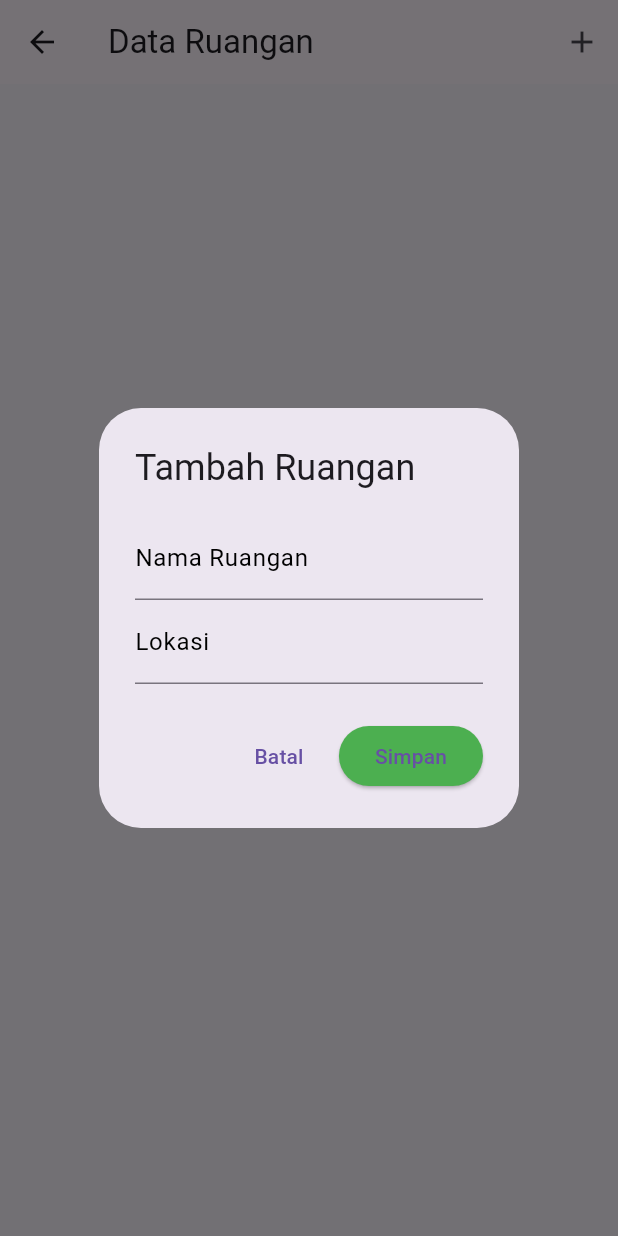
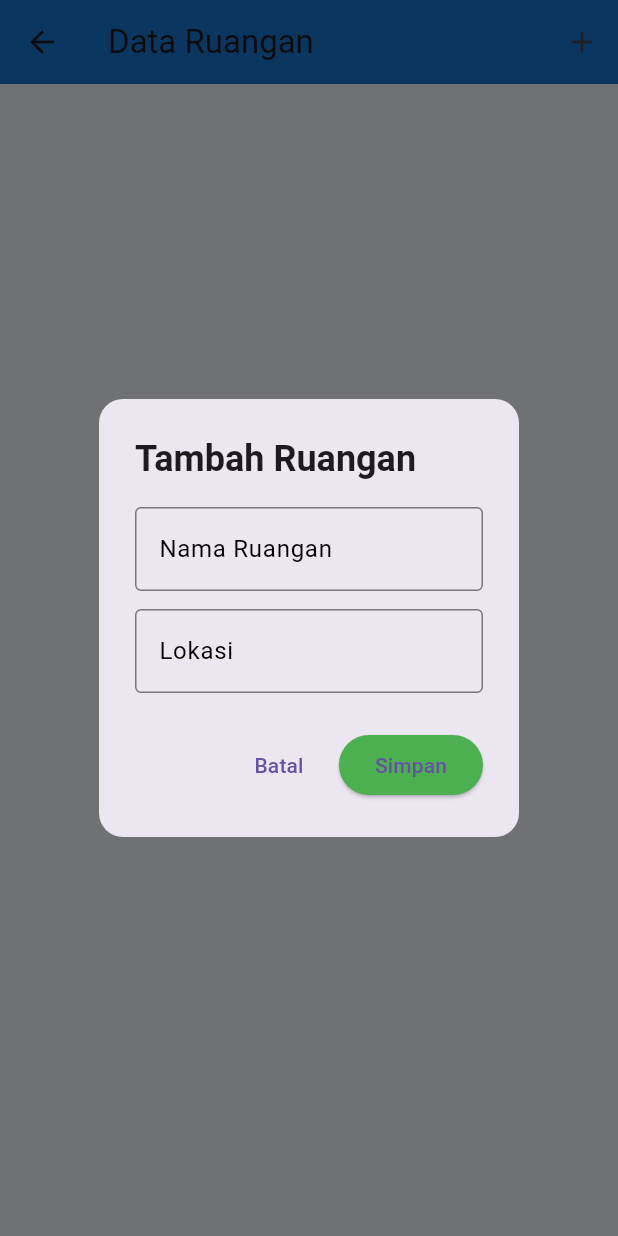
Before and after one commit to mutiadea29/hama-baru, a Flutter app: the AdminRuanganPage screen opened directly, after a tap on the "add" icon, on a phone screen of 412 x 824 dp. Run offline on Flutter 3.47's test engine with Material 3 defaults, Android fonts, the phone set to English and light mode, and no system bars; our stand-ins replace cloud_firestore, firebase_auth, firebase_core; accounts and stored records are empty.

Commit message:
ubah ruangan page

```diff
--- a/lib/screens/admin/admin_ruangan_page.dart
+++ b/lib/screens/admin/admin_ruangan_page.dart
@@ -7,7 +7,6 @@ class AdminRuanganPage extends StatelessWidget {
   void hapusRuangan(String id) {
     FirebaseFirestore.instance.collection('ruangan').doc(id).delete();
   }
-
 
   void showForm(BuildContext context, {DocumentSnapshot? ruangan}) {
     final namaController = TextEditingController(
@@ -19,21 +18,35 @@ class AdminRuanganPage extends StatelessWidget {
 
     showDialog(
       context: context,
-      builder:
-          (context) => AlertDialog(
-            title: Text(ruangan == null ? 'Tambah Ruangan' : 'Edit Ruangan'),
-            content: Column(
+      builder: (context) => AlertDialog(
+        shape: RoundedRectangleBorder(
+          borderRadius: BorderRadius.circular(16),
+        ),
+        title: Text(
+          ruangan == null ? 'Tambah Ruangan' : 'Edit Ruangan',
+          style: const TextStyle(fontWeight: FontWeight.bold),
+        ),
+        content: SingleChildScrollView(
+          child: Column(
             mainAxisSize: MainAxisSize.min,
             children: [
               TextField(
                 controller: namaController,
-                  decoration: const InputDecoration(labelText: 'Nama Ruangan'),
+                decoration: const InputDecoration(
+                  labelText: 'Nama Ruangan',
+                  border: OutlineInputBorder(),
                 ),
+              ),
+              const SizedBox(height: 12),
               TextField(
                 controller: lokasiController,
-                  decoration: const InputDecoration(labelText: 'Lokasi'),
+                decoration: const InputDecoration(
+                  labelText: 'Lokasi',
+                  border: OutlineInputBorder(),
+                ),
               ),
             ],
+          ),
         ),
         actions: [
           TextButton(
@@ -68,8 +81,10 @@ class AdminRuanganPage extends StatelessWidget {
   @override
   Widget build(BuildContext context) {
     return Scaffold(
+      backgroundColor: const Color(0xFFF3F6FA),
       appBar: AppBar(
         title: const Text('Data Ruangan'),
+        backgroundColor: Colors.blue.shade700,
         actions: [
           IconButton(
             icon: const Icon(Icons.add),
@@ -95,27 +110,47 @@ class AdminRuanganPage extends StatelessWidget {
           }
 
           return ListView.builder(
+            padding: const EdgeInsets.all(12),
             itemCount: data.length,
             itemBuilder: (context, index) {
               final ruangan = data[index];
               final nama = ruangan['nama'];
               final lokasi = ruangan['lokasi'];
 
-              return ListTile(
-                title: Text(nama),
+              return Card(
+                margin: const EdgeInsets.symmetric(vertical: 8),
+                shape: RoundedRectangleBorder(
+                  borderRadius: BorderRadius.circular(16),
+                ),
+                elevation: 4,
+                child: ListTile(
+                  contentPadding:
+                      const EdgeInsets.symmetric(horizontal: 16, vertical: 12),
+                  leading: const Icon(Icons.meeting_room_rounded,
+                      color: Colors.blueAccent),
+                  title: Text(
+                    nama,
+                    style: const TextStyle(
+                      fontWeight: FontWeight.bold,
+                      fontSize: 16,
+                    ),
+                  ),
                   subtitle: Text('Lokasi: $lokasi'),
                   trailing: Row(
                     mainAxisSize: MainAxisSize.min,
                     children: [
                       IconButton(
-                      icon: const Icon(Icons.edit, color: Colors.blue),
+                        icon: const Icon(Icons.edit, color: Colors.indigo),
                         onPressed: () => showForm(context, ruangan: ruangan),
+                        tooltip: 'Edit',
                       ),
                       IconButton(
                         icon: const Icon(Icons.delete, color: Colors.red),
                         onPressed: () => hapusRuangan(ruangan.id),
+                        tooltip: 'Hapus',
                       ),
                     ],
+                  ),
                 ),
               );
             },
```
Lines whose indentation alone changed are shown as unchanged.
